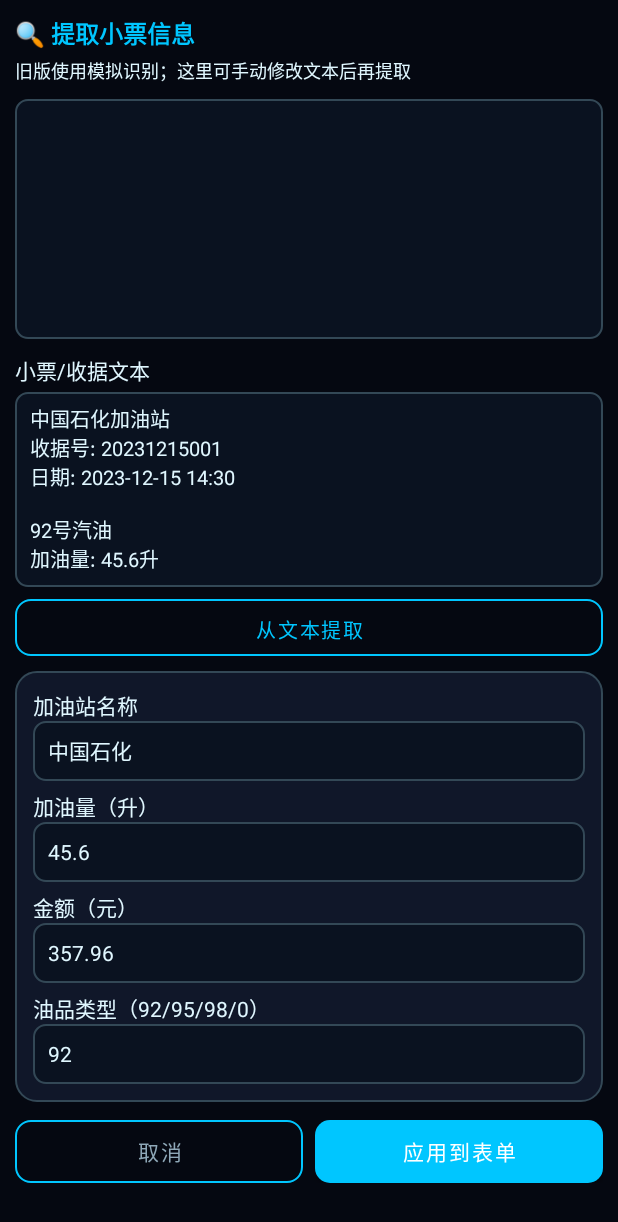
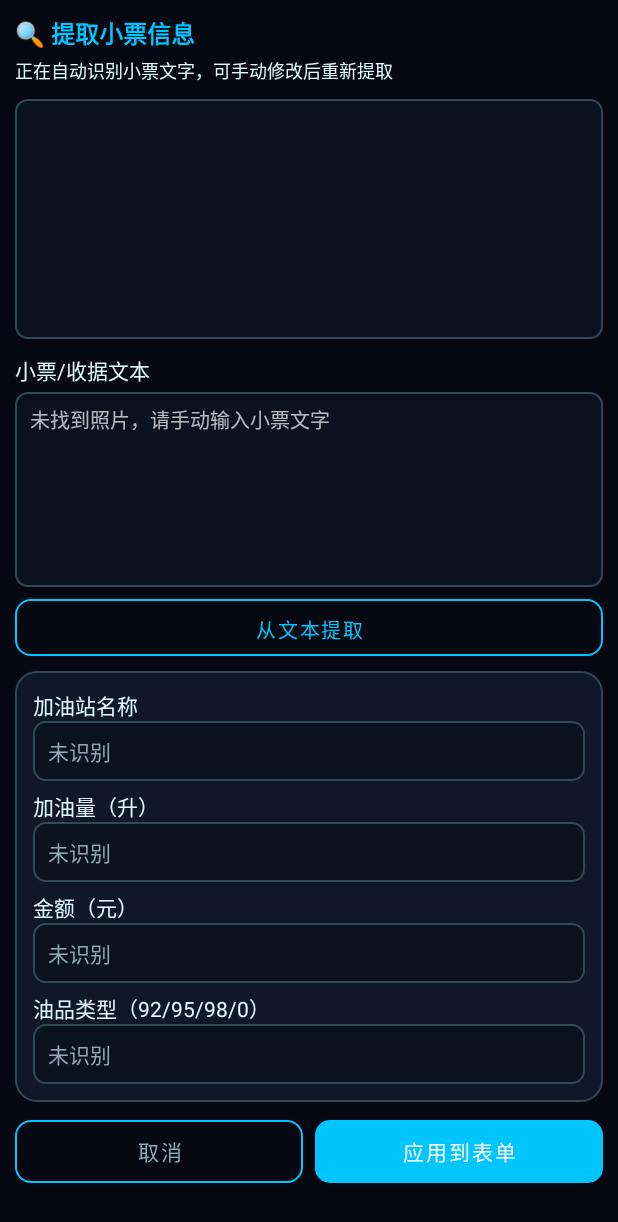
Before and after one commit to H-ZHOWEI/YouJiXingTu, an Android app: the OcrActivity screen opened directly, with no data from a screen before it, after a tap on "从文本提取", on a phone screen of 412 x 824 dp. Shown: the top 1222 px of the screen. Run offline under Robolectric (Android 15) with nearby library versions, the phone set to English and light mode, and no system bars; libraries missing offline, so code that uses them is left out: com.google.mlkit.vision; network calls fail; pictures from the network do not load.

Commit message:
v1.5: 接入真实中文OCR识别小票 + 勾选加油自动填最近加油站

```diff
--- a/app/src/main/java/com/youjixingtu/app/ui/OcrActivity.kt
+++ b/app/src/main/java/com/youjixingtu/app/ui/OcrActivity.kt
@@ -4,6 +4,9 @@ import android.app.Activity
 import android.net.Uri
 import android.os.Bundle
 import androidx.appcompat.app.AppCompatActivity
+import com.google.mlkit.vision.common.InputImage
+import com.google.mlkit.vision.text.TextRecognition
+import com.google.mlkit.vision.text.chinese.ChineseTextRecognizerOptions
 import com.youjixingtu.app.databinding.ActivityOcrBinding
 import com.youjixingtu.app.util.TextExtractHelper
 import java.io.File
@@ -11,40 +14,86 @@ import java.io.File
 class OcrActivity : AppCompatActivity() {
 
     private lateinit var binding: ActivityOcrBinding
+    private var photoPath: String? = null
 
     override fun onCreate(savedInstanceState: Bundle?) {
         super.onCreate(savedInstanceState)
         binding = ActivityOcrBinding.inflate(layoutInflater)
         setContentView(binding.root)
 
-        val path = intent.getStringExtra("photo_path")
-        if (!path.isNullOrBlank() && File(path).exists()) {
-            binding.ocrPreview.setImageURI(Uri.fromFile(File(path)))
+        photoPath = intent.getStringExtra("photo_path")?.takeIf { it.isNotBlank() && File(it).exists() }
+        if (photoPath != null) {
+            binding.ocrPreview.setImageURI(Uri.fromFile(File(photoPath!!)))
         }
 
-        binding.receiptText.setText(TextExtractHelper.MOCK_RECEIPT)
-        extract()
+        binding.receiptText.setText("")
+        binding.receiptText.hint = "正在识别小票文字…"
 
         binding.extractBtn.setOnClickListener { extract() }
         binding.cancelOcrBtn.setOnClickListener { finish() }
         binding.applyOcrBtn.setOnClickListener {
-            val intent = intent.apply {
+            val out = intent.apply {
                 putExtra("station", binding.ocrStationInput.text.toString().trim().ifBlank { null })
                 putExtra("liters", binding.ocrLitersInput.text.toString().toDoubleOrNull() ?: -1.0)
                 putExtra("cost", binding.ocrCostInput.text.toString().toDoubleOrNull() ?: -1.0)
                 putExtra("type", binding.ocrTypeInput.text.toString().trim().ifBlank { null })
             }
-            setResult(Activity.RESULT_OK, intent)
+            setResult(Activity.RESULT_OK, out)
             finish()
+        }
+
+        if (photoPath != null) {
+            runOcr(photoPath!!)
+        } else {
+            binding.receiptText.hint = "未找到照片，请手动输入小票文字"
+            toast("未找到照片，可直接手动填写")
         }
     }
 
-    private fun extract() {
+    /** 对照片做真实的本地中文 OCR 识别 */
+    private fun runOcr(path: String) {
+        binding.extractBtn.isEnabled = false
+        try {
+            val image = InputImage.fromFilePath(this, Uri.fromFile(File(path)))
+            val recognizer = TextRecognition.getClient(ChineseTextRecognizerOptions.Builder().build())
+            recognizer.process(image)
+                .addOnSuccessListener { visionText ->
+                    val text = visionText.text
+                    if (text.isNullOrBlank()) {
+                        binding.receiptText.setText("")
+                        binding.receiptText.hint = "未识别到文字，请照着小票手动输入"
+                        toast("未识别到文字，请手动输入后点「从文本提取」")
+                    } else {
+                        binding.receiptText.setText(text)
+                        extractInternal(showToast = false)
+                        toast("识别完成，请核对下方信息")
+                    }
+                    binding.extractBtn.isEnabled = true
+                }
+                .addOnFailureListener {
+                    binding.receiptText.hint = "识别失败，请手动输入小票文字"
+                    binding.extractBtn.isEnabled = true
+                    toast("识别失败，请手动输入后点「从文本提取」")
+                }
+        } catch (e: Exception) {
+            binding.receiptText.hint = "无法读取照片，请手动输入"
+            binding.extractBtn.isEnabled = true
+            toast("无法读取照片，请手动填写")
+        }
+    }
+
+    private fun extract() = extractInternal(showToast = true)
+
+    private fun extractInternal(showToast: Boolean) {
         val result = TextExtractHelper.extract(binding.receiptText.text.toString())
-        result.gasStation?.let { binding.ocrStationInput.setText(it) }
-        result.fuelLiters?.let { binding.ocrLitersInput.setText(it.toString()) }
-        result.fuelCost?.let { binding.ocrCostInput.setText(it.toString()) }
-        result.fuelType?.let { binding.ocrTypeInput.setText(it) }
-        toast("提取完成，请核对并修改")
+        // 只在字段为空时填入，避免覆盖用户已修改的内容
+        if (binding.ocrStationInput.text.isNullOrBlank()) result.gasStation?.let { binding.ocrStationInput.setText(it) }
+        if (binding.ocrLitersInput.text.isNullOrBlank()) result.fuelLiters?.let { binding.ocrLitersInput.setText(it.toString()) }
+        if (binding.ocrCostInput.text.isNullOrBlank()) result.fuelCost?.let { binding.ocrCostInput.setText(it.toString()) }
+        if (binding.ocrTypeInput.text.isNullOrBlank()) result.fuelType?.let { binding.ocrTypeInput.setText(it) }
+        if (showToast) {
+            val count = listOf(result.gasStation, result.fuelLiters, result.fuelCost, result.fuelType).count { it != null }
+            toast(if (count > 0) "已提取 $count 项信息，请核对" else "未提取到信息，请检查文本或手动填写")
+        }
     }
 }
--- a/app/src/main/res/layout/activity_ocr.xml
+++ b/app/src/main/res/layout/activity_ocr.xml
@@ -11,7 +11,7 @@
         android:padding="10dp">
 
         <TextView style="@style/CardTitle" android:text="🔍 提取小票信息" />
-        <TextView style="@style/LabelText" android:layout_marginTop="4dp" android:text="旧版使用模拟识别；这里可手动修改文本后再提取" android:textSize="12sp" />
+        <TextView style="@style/LabelText" android:layout_marginTop="4dp" android:text="正在自动识别小票文字，可手动修改后重新提取" android:textSize="12sp" />
 
         <ImageView
             android:id="@+id/ocrPreview"
```
Also changed, not shown: app/build.gradle.kts (+8 -2 lines), app/src/main/java/com/youjixingtu/app/data/Repository.kt (+15 -0 lines), app/src/main/java/com/youjixingtu/app/ui/EditRecordActivity.kt (+11 -0 lines), app/src/main/java/com/youjixingtu/app/ui/RecordFragment.kt (+12 -2 lines), 3 other files.
